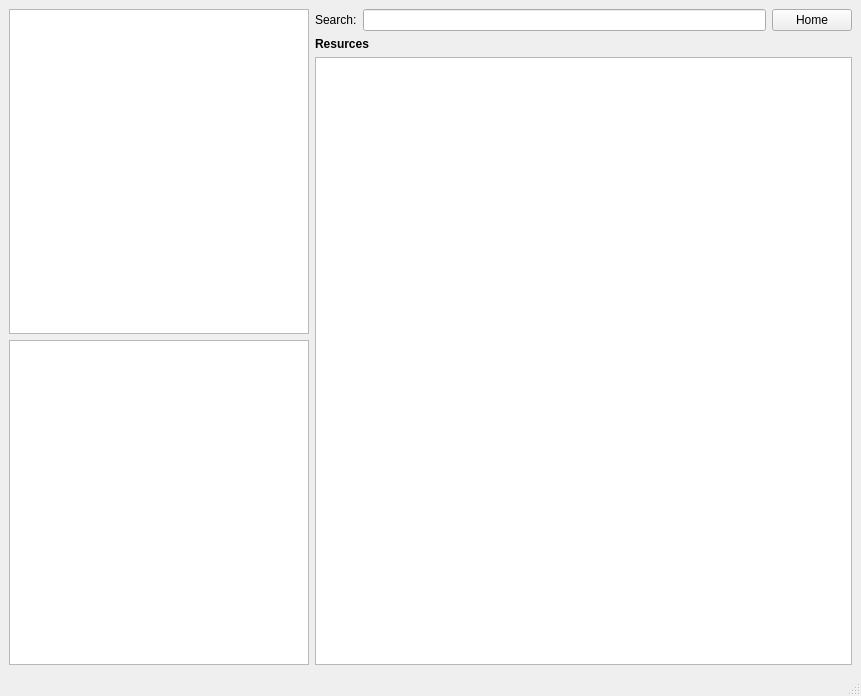
Above: navigator.ui from xzoert/dedalus-browser before the change. Below: the same form after it.
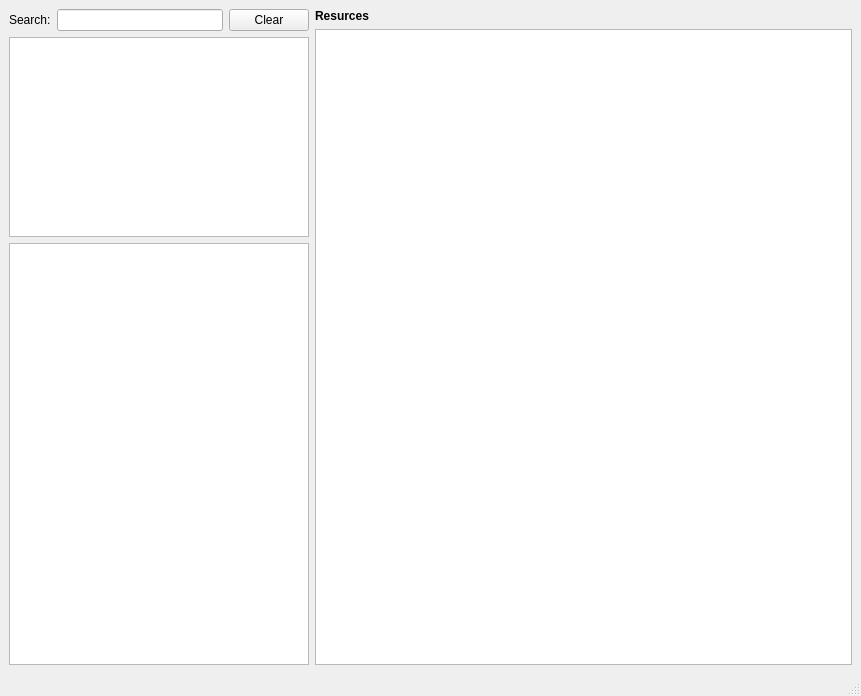
That is the form after the change. Icons and pictures are not drawn.

Commit message: search box added

The edit to the form file:
```diff
--- a/navigator.ui
+++ b/navigator.ui
@@ -31,6 +31,51 @@
        <property name="margin">
         <number>0</number>
        </property>
+       <item>
+        <widget class="QWidget" name="widget_3" native="true">
+         <layout class="QHBoxLayout" name="horizontalLayout_2">
+          <property name="margin">
+           <number>0</number>
+          </property>
+          <item>
+           <widget class="QLabel" name="label">
+            <property name="text">
+             <string>Search:</string>
+            </property>
+           </widget>
+          </item>
+          <item>
+           <widget class="QLineEdit" name="searchBox"/>
+          </item>
+          <item>
+           <widget class="QPushButton" name="homeButton">
+            <property name="text">
+             <string>Clear</string>
+            </property>
+            <property name="iconSize">
+             <size>
+              <width>32</width>
+              <height>32</height>
+             </size>
+            </property>
+           </widget>
+          </item>
+         </layout>
+        </widget>
+       </item>
+       <item>
+        <widget class="QTableView" name="queryTable">
+         <property name="maximumSize">
+          <size>
+           <width>16777215</width>
+           <height>200</height>
+          </size>
+         </property>
+         <attribute name="horizontalHeaderVisible">
+          <bool>false</bool>
+         </attribute>
+        </widget>
+       </item>
        <item>
         <widget class="QGraphicsView" name="graphicsView">
          <property name="maximumSize">
@@ -44,13 +89,6 @@
          </property>
         </widget>
        </item>
-       <item>
-        <widget class="QTableView" name="queryTable">
-         <attribute name="horizontalHeaderVisible">
-          <bool>false</bool>
-         </attribute>
-        </widget>
-       </item>
       </layout>
      </widget>
     </item>
@@ -89,38 +127,6 @@
          </property>
         </widget>
        </item>
-       <item row="0" column="0">
-        <widget class="QWidget" name="widget_3" native="true">
-         <layout class="QHBoxLayout" name="horizontalLayout_2">
-          <property name="margin">
-           <number>0</number>
-          </property>
-          <item>
-           <widget class="QLabel" name="label">
-            <property name="text">
-             <string>Search:</string>
-            </property>
-           </widget>
-          </item>
-          <item>
-           <widget class="QLineEdit" name="searchBox"/>
-          </item>
-          <item>
-           <widget class="QPushButton" name="homeButton">
-            <property name="text">
-             <string>Home</string>
-            </property>
-            <property name="iconSize">
-             <size>
-              <width>32</width>
-              <height>32</height>
-             </size>
-            </property>
-           </widget>
-          </item>
-         </layout>
-        </widget>
-       </item>
       </layout>
      </widget>
     </item>
```
The commit also changes 3 other files.
